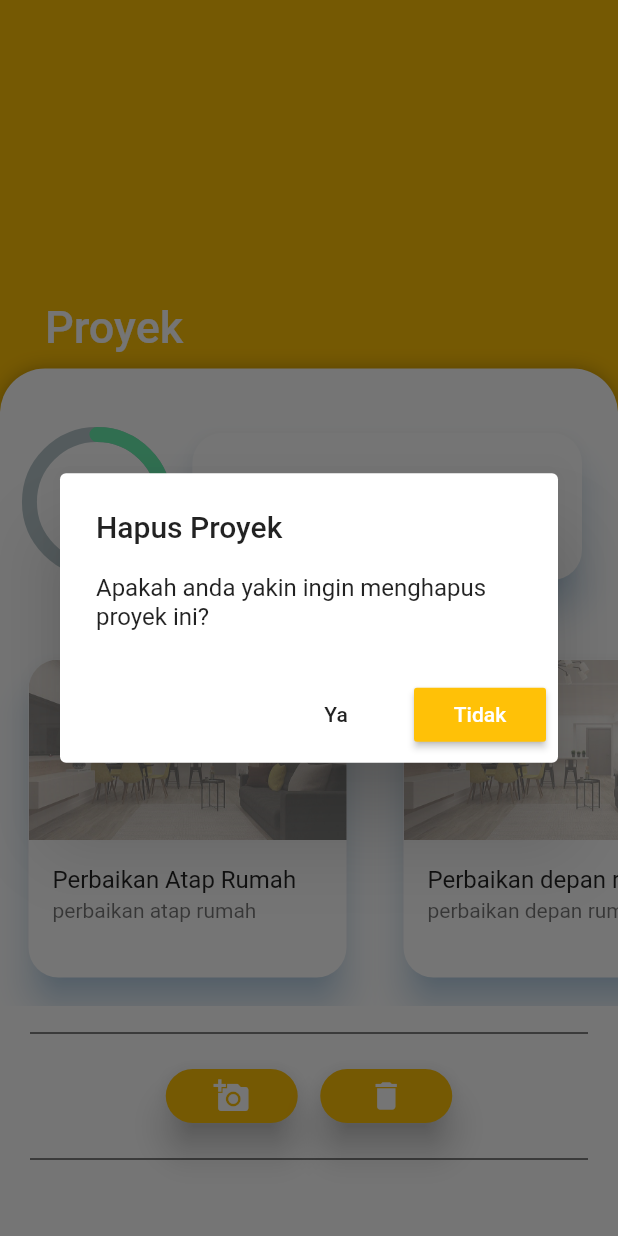
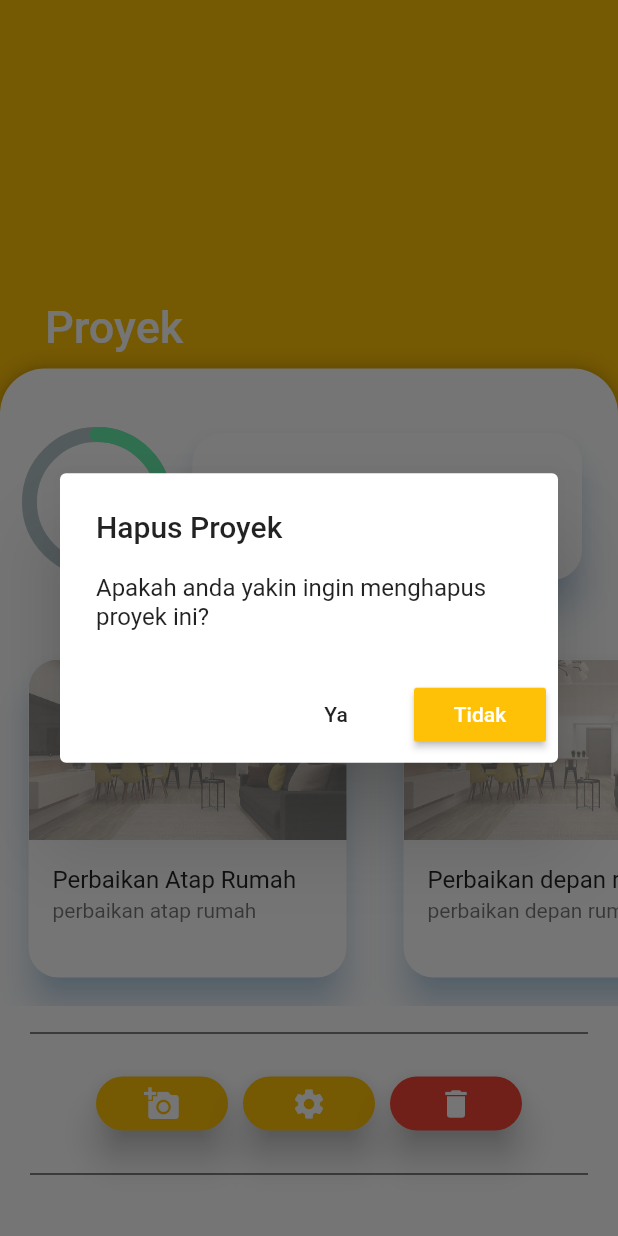
Before and after one commit to qisashasanudin/bangunin_id, a Flutter app: the ProjectDetails screen opened directly with empty values, after a tap on the "delete" icon, on a phone screen of 412 x 824 dp. Run offline on Flutter 3.47's test engine with Material 2 defaults, Android fonts, the phone set to English and light mode, and no system bars; drawn by our look-alikes of percent_indicator; our stand-ins replace cloud_firestore, firebase_auth, firebase_core, firebase_storage, flutter_spinkit, fluttertoast and 3 more; accounts and stored records are empty; network calls fail.

Commit message:
minor UI fixes on project details

```diff
--- a/lib/screens/mainmenu/home/projects/view_project/project_details.dart
+++ b/lib/screens/mainmenu/home/projects/view_project/project_details.dart
@@ -90,35 +90,9 @@ class _ProjectDetailsState extends State<ProjectDetails> {
                 Row(
                   mainAxisAlignment: MainAxisAlignment.center,
                   children: [
-                    RaisedButton(
-                      elevation: 10,
-                      color: Theme.of(context).primaryColor,
-                      shape: RoundedRectangleBorder(
-                          borderRadius: BorderRadius.circular(20)),
-                      child:
-                          Icon(Icons.add_a_photo, color: AppColors().accent1),
-                      onPressed: () {},
-                    ),
-                    SizedBox(width: 15),
-                    RaisedButton(
-                      elevation: 10,
-                      color: Theme.of(context).primaryColor,
-                      shape: RoundedRectangleBorder(
-                          borderRadius: BorderRadius.circular(20)),
-                      child: Icon(Icons.delete, color: AppColors().accent1),
-                      onPressed: () async {
-                        final action = await PopUpDialog.yesNoDialog(
-                            context,
-                            'Hapus Proyek',
-                            'Apakah anda yakin ingin menghapus proyek ini?');
-                        if (action == DialogAction.yes) {
-                          Navigator.of(context).pop();
-                          await DatabaseService(
-                                  uid: userID, projectId: details.projectId)
-                              .deleteProjectData();
-                        }
-                      },
-                    ),
+                    addPictureButton(context),
+                    editProjectButton(context),
+                    deleteProjectButton(context, userID, details),
                   ],
                 ),
                 separatorLine(),
@@ -139,6 +113,7 @@ class _ProjectDetailsState extends State<ProjectDetails> {
       },
     );
   }
+
   //========================= main function =========================
 
   Padding separatorLine() {
@@ -200,6 +175,32 @@ class _ProjectDetailsState extends State<ProjectDetails> {
     );
   }
 
+  Padding addPictureButton(BuildContext context) {
+    return Padding(
+      padding: EdgeInsets.symmetric(vertical: 5, horizontal: 5),
+      child: RaisedButton(
+        elevation: 10,
+        color: Theme.of(context).primaryColor,
+        shape: RoundedRectangleBorder(borderRadius: BorderRadius.circular(20)),
+        child: Icon(Icons.add_a_photo, color: AppColors().accent1),
+        onPressed: () {},
+      ),
+    );
+  }
+
+  Padding editProjectButton(BuildContext context) {
+    return Padding(
+      padding: EdgeInsets.symmetric(vertical: 5, horizontal: 5),
+      child: RaisedButton(
+        elevation: 10,
+        color: Theme.of(context).primaryColor,
+        shape: RoundedRectangleBorder(borderRadius: BorderRadius.circular(20)),
+        child: Icon(Icons.settings, color: AppColors().accent1),
+        onPressed: () {},
+      ),
+    );
+  }
+
   SizedBox itemProgress(
       BuildContext context, MaterialModel item, double percentage) {
     return SizedBox(
@@ -232,4 +233,26 @@ class _ProjectDetailsState extends State<ProjectDetails> {
       ),
     );
   }
+
+  Padding deleteProjectButton(
+      BuildContext context, String userID, ProjectDetailsModel details) {
+    return Padding(
+      padding: EdgeInsets.symmetric(vertical: 5, horizontal: 5),
+      child: RaisedButton(
+        elevation: 10,
+        color: Colors.red,
+        shape: RoundedRectangleBorder(borderRadius: BorderRadius.circular(20)),
+        child: Icon(Icons.delete, color: AppColors().accent1),
+        onPressed: () async {
+          final action = await PopUpDialog.yesNoDialog(context, 'Hapus Proyek',
+              'Apakah anda yakin ingin menghapus proyek ini?');
+          if (action == DialogAction.yes) {
+            Navigator.of(context).pop();
+            await DatabaseService(uid: userID, projectId: details.projectId)
+                .deleteProjectData();
+          }
+        },
+      ),
+    );
+  }
 }
```
